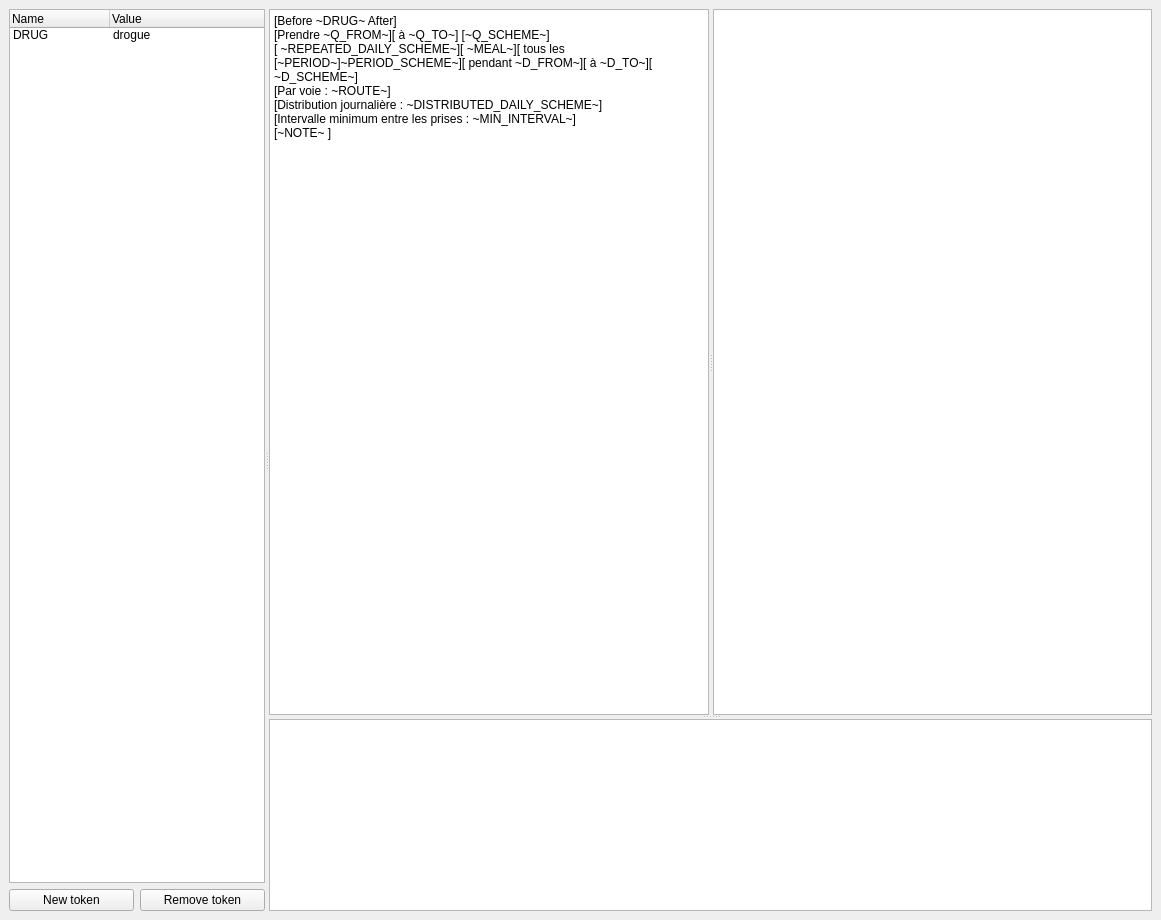
Before: the Qt Designer form freepad/plugins/mainwindowplugin/mainwindow.ui in FreeHealth/freehealth, drawn with Qt 5.
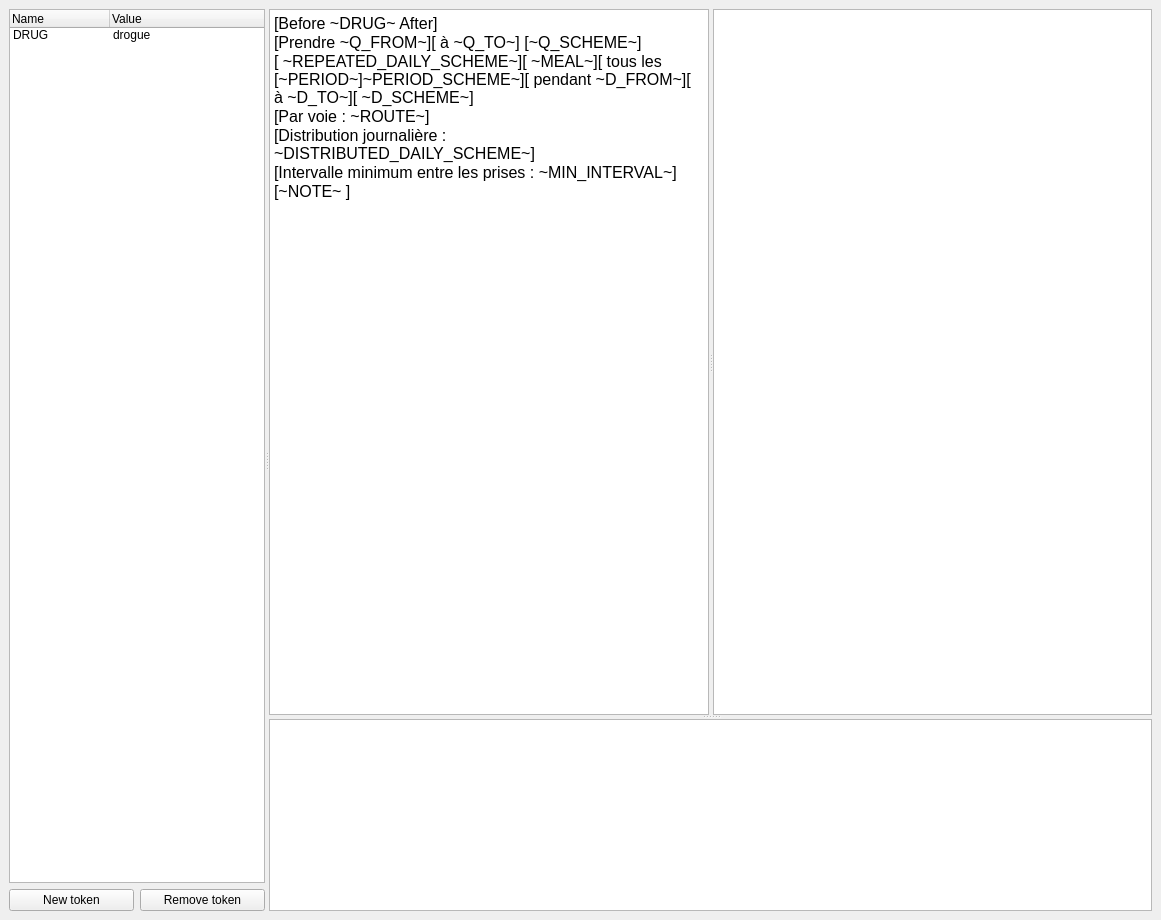
After: the same form once the commit is applied.

Commit message: bigger fonts for my small screen ;)

```diff
--- a/freepad/plugins/mainwindowplugin/mainwindow.ui
+++ b/freepad/plugins/mainwindowplugin/mainwindow.ui
@@ -112,14 +112,14 @@
              <string>&lt;!DOCTYPE HTML PUBLIC &quot;-//W3C//DTD HTML 4.0//EN&quot; &quot;http://www.w3.org/TR/REC-html40/strict.dtd&quot;&gt;
 &lt;html&gt;&lt;head&gt;&lt;meta name=&quot;qrichtext&quot; content=&quot;1&quot; /&gt;&lt;style type=&quot;text/css&quot;&gt;
 p, li { white-space: pre-wrap; }
-&lt;/style&gt;&lt;/head&gt;&lt;body style=&quot; font-family:'Sans Serif'; font-size:9pt; font-weight:400; font-style:normal;&quot;&gt;
-&lt;p style=&quot; margin-top:0px; margin-bottom:0px; margin-left:0px; margin-right:0px; -qt-block-indent:0; text-indent:0px;&quot;&gt;[Before ~DRUG~ After]&lt;/p&gt;
-&lt;p style=&quot; margin-top:0px; margin-bottom:0px; margin-left:0px; margin-right:0px; -qt-block-indent:0; text-indent:0px;&quot;&gt;[Prendre ~Q_FROM~][ à ~Q_TO~] [~Q_SCHEME~]&lt;/p&gt;
-&lt;p style=&quot; margin-top:0px; margin-bottom:0px; margin-left:0px; margin-right:0px; -qt-block-indent:0; text-indent:0px;&quot;&gt;[ ~REPEATED_DAILY_SCHEME~][ ~MEAL~][ tous les [~PERIOD~]~PERIOD_SCHEME~][ pendant ~D_FROM~][ à ~D_TO~][ ~D_SCHEME~]&lt;/p&gt;
-&lt;p style=&quot; margin-top:0px; margin-bottom:0px; margin-left:0px; margin-right:0px; -qt-block-indent:0; text-indent:0px;&quot;&gt;[Par voie : ~ROUTE~]&lt;/p&gt;
-&lt;p style=&quot; margin-top:0px; margin-bottom:0px; margin-left:0px; margin-right:0px; -qt-block-indent:0; text-indent:0px;&quot;&gt;[Distribution journalière : ~DISTRIBUTED_DAILY_SCHEME~]&lt;/p&gt;
-&lt;p style=&quot; margin-top:0px; margin-bottom:0px; margin-left:0px; margin-right:0px; -qt-block-indent:0; text-indent:0px;&quot;&gt;[Intervalle minimum entre les prises : ~MIN_INTERVAL~]&lt;/p&gt;
-&lt;p style=&quot; margin-top:0px; margin-bottom:0px; margin-left:0px; margin-right:0px; -qt-block-indent:0; text-indent:0px;&quot;&gt;[~NOTE~ ]&lt;/p&gt;&lt;/body&gt;&lt;/html&gt;</string>
+&lt;/style&gt;&lt;/head&gt;&lt;body style=&quot; font-family:'Lucida Grande'; font-size:13pt; font-weight:400; font-style:normal;&quot;&gt;
+&lt;p style=&quot; margin-top:0px; margin-bottom:0px; margin-left:0px; margin-right:0px; -qt-block-indent:0; text-indent:0px;&quot;&gt;&lt;span style=&quot; font-family:'Sans Serif'; font-size:12pt;&quot;&gt;[Before ~DRUG~ After]&lt;/span&gt;&lt;/p&gt;
+&lt;p style=&quot; margin-top:0px; margin-bottom:0px; margin-left:0px; margin-right:0px; -qt-block-indent:0; text-indent:0px;&quot;&gt;&lt;span style=&quot; font-family:'Sans Serif'; font-size:12pt;&quot;&gt;[Prendre ~Q_FROM~][ à ~Q_TO~] [~Q_SCHEME~]&lt;/span&gt;&lt;/p&gt;
+&lt;p style=&quot; margin-top:0px; margin-bottom:0px; margin-left:0px; margin-right:0px; -qt-block-indent:0; text-indent:0px;&quot;&gt;&lt;span style=&quot; font-family:'Sans Serif'; font-size:12pt;&quot;&gt;[ ~REPEATED_DAILY_SCHEME~][ ~MEAL~][ tous les [~PERIOD~]~PERIOD_SCHEME~][ pendant ~D_FROM~][ à ~D_TO~][ ~D_SCHEME~]&lt;/span&gt;&lt;/p&gt;
+&lt;p style=&quot; margin-top:0px; margin-bottom:0px; margin-left:0px; margin-right:0px; -qt-block-indent:0; text-indent:0px;&quot;&gt;&lt;span style=&quot; font-family:'Sans Serif'; font-size:12pt;&quot;&gt;[Par voie : ~ROUTE~]&lt;/span&gt;&lt;/p&gt;
+&lt;p style=&quot; margin-top:0px; margin-bottom:0px; margin-left:0px; margin-right:0px; -qt-block-indent:0; text-indent:0px;&quot;&gt;&lt;span style=&quot; font-family:'Sans Serif'; font-size:12pt;&quot;&gt;[Distribution journalière : ~DISTRIBUTED_DAILY_SCHEME~]&lt;/span&gt;&lt;/p&gt;
+&lt;p style=&quot; margin-top:0px; margin-bottom:0px; margin-left:0px; margin-right:0px; -qt-block-indent:0; text-indent:0px;&quot;&gt;&lt;span style=&quot; font-family:'Sans Serif'; font-size:12pt;&quot;&gt;[Intervalle minimum entre les prises : ~MIN_INTERVAL~]&lt;/span&gt;&lt;/p&gt;
+&lt;p style=&quot; margin-top:0px; margin-bottom:0px; margin-left:0px; margin-right:0px; -qt-block-indent:0; text-indent:0px;&quot;&gt;&lt;span style=&quot; font-family:'Sans Serif'; font-size:12pt;&quot;&gt;[~NOTE~ ]&lt;/span&gt;&lt;/p&gt;&lt;/body&gt;&lt;/html&gt;</string>
             </property>
            </widget>
            <widget class="QTextEdit" name="previewTextEdit">
```
